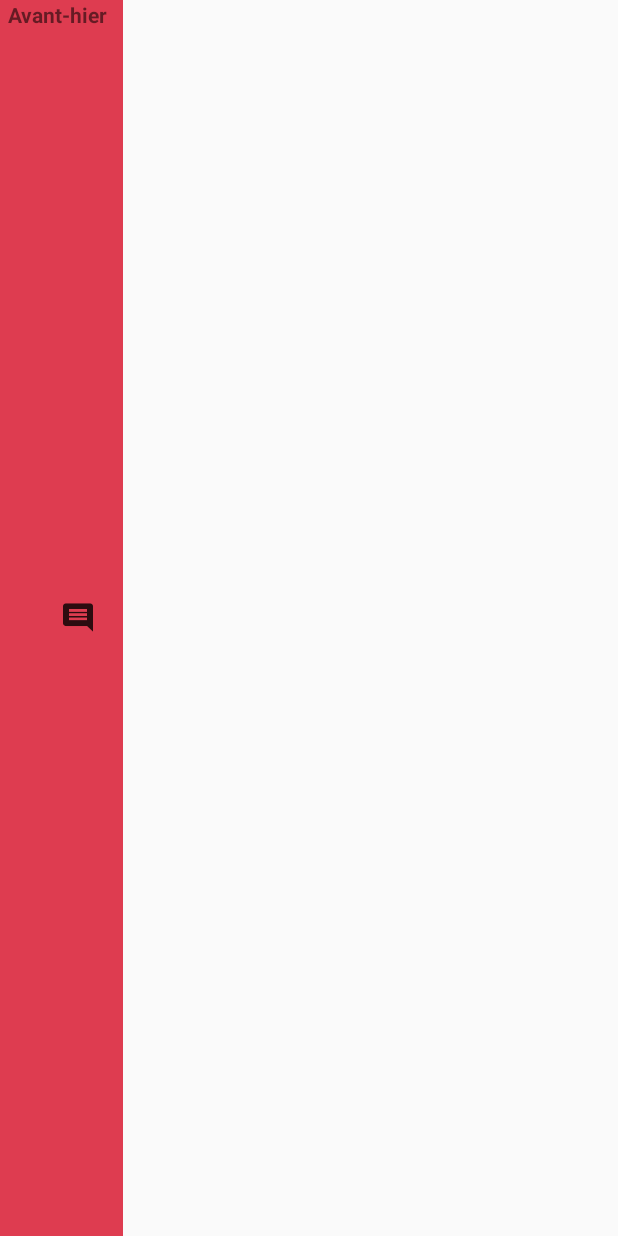
After one commit to troturier/MoodTracker, an Android app: the layout history_item.xml on its own in the app's theme, with its tools: preview values and no code run, on a phone screen of 412 x 824 dp. The commit adds this screen. Run offline under Robolectric (Android 15) with nearby library versions, the light colour scheme and no system bars.

Commit message:
Ajout de l'activité "historique" (activity_history + history_item) : - Création de 2 layouts - Mise à jour de MainActivity et activity_main - Création d'une classe History pour le contrôle et l'alimentation de activity_history - Optimisation et ajout de commentaires dans le code

```diff
--- a/app/src/main/res/layout/activity_main.xml
+++ b/app/src/main/res/layout/activity_main.xml
@@ -48,6 +48,7 @@
             android:background="@android:color/transparent"
             android:contentDescription="@string/historyButton"
             android:scaleType="fitCenter"
+            android:onClick="showHistory"
             app:srcCompat="@mipmap/ic_history_black" />
     </RelativeLayout>
 
--- /dev/null
+++ b/app/src/main/res/layout/history_item.xml
@@ -0,0 +1,45 @@
+<?xml version="1.0" encoding="utf-8"?>
+<LinearLayout xmlns:android="http://schemas.android.com/apk/res/android"
+    android:layout_width="fill_parent"
+    android:layout_height="fill_parent"
+    xmlns:app="http://schemas.android.com/apk/res-auto"
+    xmlns:tools="http://schemas.android.com/tools"
+    android:orientation="horizontal">
+    <RelativeLayout
+        android:id="@+id/history_item_RL"
+        android:layout_width="0dp"
+        android:layout_height="match_parent"
+        android:layout_weight="0.2"
+        android:background="@color/faded_red">
+
+        <ImageButton
+            android:id="@+id/history_item_Ib"
+            android:layout_width="30dp"
+            android:layout_height="30dp"
+            android:layout_alignParentEnd="true"
+            android:layout_centerVertical="true"
+            android:layout_marginEnd="15dp"
+            android:background="@android:color/transparent"
+            app:srcCompat="@mipmap/ic_comment_black_48px"
+            android:contentDescription="@string/comment_button" />
+
+        <TextView
+            android:id="@+id/history_item_Tv"
+            android:layout_width="wrap_content"
+            android:layout_height="wrap_content"
+            android:layout_alignParentTop="true"
+            android:layout_centerHorizontal="false"
+            android:layout_marginStart="5dp"
+            android:paddingEnd="2dp"
+            android:text="@string/before_yesterday"
+            android:textStyle="bold"
+            tools:layout_editor_absoluteX="0dp"
+            tools:layout_editor_absoluteY="0dp" />
+    </RelativeLayout>
+
+    <Space
+        android:id="@+id/history_item_Sp"
+        android:layout_width="0dp"
+        android:layout_height="wrap_content"
+        android:layout_weight="0.8" />
+</LinearLayout>
--- a/app/src/main/res/values/strings.xml
+++ b/app/src/main/res/values/strings.xml
@@ -4,4 +4,10 @@
     <string name="historyButton">History Button</string>
     <string name="noteAddButton">Note Add Button</string>
     <string name="smileyFragment">Smiley</string>
+    <string name="a_week_ago">Il y a une semaine</string>
+    <string name="yesterday">Hier</string>
+    <string name="before_yesterday">Avant-hier</string>
+    <string name="spc_days">\u0020jours</string>
+    <string name="days_ago_1">Il y a\u0020</string>
+    <string name="comment_button">Comment button</string>
 </resources>
```
Also changed, not shown: app/src/main/java/thibault_roturier/moodtracker/History.java (+164 -1 lines), app/src/main/java/thibault_roturier/moodtracker/MainActivity.java (+9 -10 lines), app/src/main/res/layout/activity_history.xml (+60 -2 lines).
